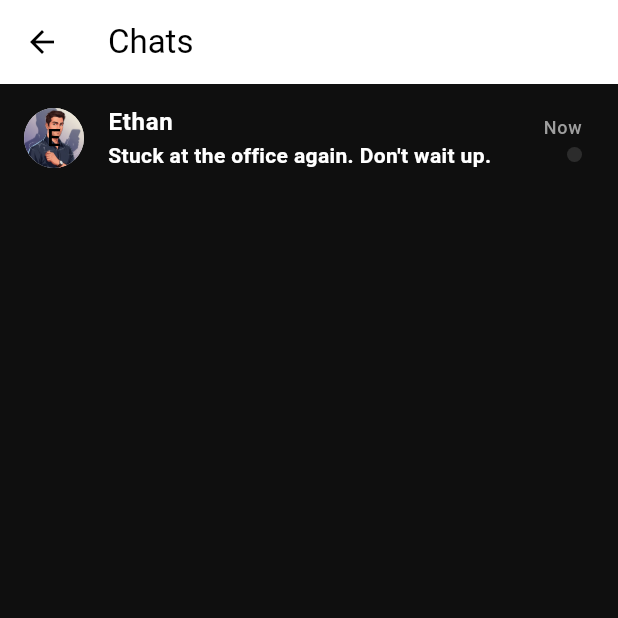
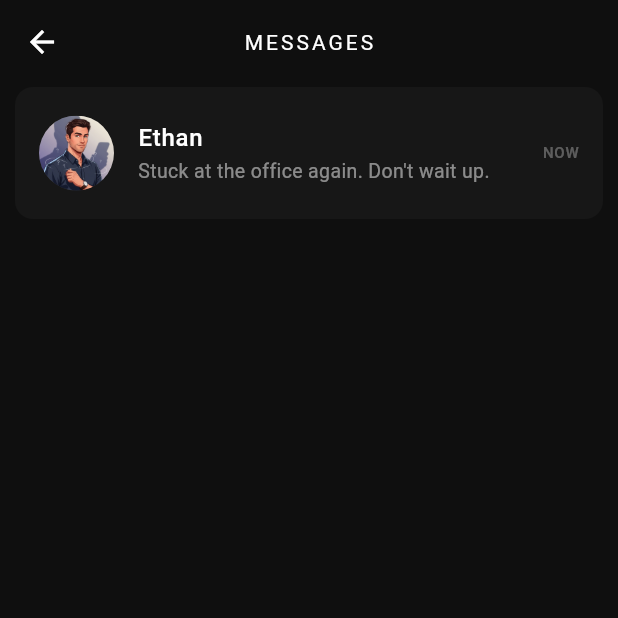
Before and after one commit to kirasimon565/Between_fracturedpromises, a Flutter app: the MessengerListScreen screen opened by its route, on a phone screen of 412 x 824 dp, the top half of it. Run offline on Flutter 3.47's test engine with Material 3 defaults, Android fonts, the phone set to English and light mode, and no system bars; our stand-ins replace cloud_firestore, firebase_auth, firebase_core, flutter_animate, get, google_fonts and 1 more; accounts and stored records are empty; network calls fail; statements that could not run were skipped.

Commit message:
Update messenger_list_screen.dart

```diff
--- a/lib/screens/messenger/messenger_list_screen.dart
+++ b/lib/screens/messenger/messenger_list_screen.dart
@@ -1,7 +1,6 @@
 import 'package:flutter/material.dart';
 import 'package:get/get.dart';
 import '../../app/constants.dart';
-import '../../models/message.dart';
 import '../../services/story_engine.dart';
 import '../../theme/colors.dart';
 
@@ -16,7 +15,6 @@ class _MessengerListScreenState extends State<MessengerListScreen> {
   @override
   void initState() {
     super.initState();
-    // In a real app, this might be called elsewhere or checked if already loaded
     if (_engine.currentEpisode.value == null) {
       _engine.loadEpisode('episode_1');
     }
@@ -25,74 +23,52 @@ class _MessengerListScreenState extends State<MessengerListScreen> {
   @override
   Widget build(BuildContext context) {
     return Scaffold(
+      backgroundColor: AppColors.messengerBackground,
       appBar: AppBar(
-        title: Text("Chats"),
-        backgroundColor: Colors.white,
-        foregroundColor: Colors.black,
+        title: const Text("MESSAGES", style: TextStyle(letterSpacing: 2, fontSize: 14)),
+        centerTitle: true,
+        backgroundColor: Colors.transparent,
         elevation: 0,
       ),
       body: Obx(() {
         if (_engine.currentEpisode.value == null) {
-          return Center(child: CircularProgressIndicator());
+          return const Center(child: CircularProgressIndicator(color: Colors.white24));
         }
 
-        final threads = _engine.activeThreads.where((t) {
-          // Filter out secret contacts (Daniel)
-          return t.id.toLowerCase() != 'daniel';
-        }).toList();
+        final threads = _engine.activeThreads.where((t) => t.id.toLowerCase() != 'daniel').toList();
 
-        return ListView.separated(
+        return ListView.builder(
           itemCount: threads.length,
-          separatorBuilder: (c, i) => Divider(height: 1),
           itemBuilder: (context, index) {
             final thread = threads[index];
             final lastMsg = thread.messages.last;
-            // Capitalize first letter
             final name = thread.id[0].toUpperCase() + thread.id.substring(1);
 
-            return _buildChatTile(
-              name,
-              lastMsg.content,
-              "Now", // TODO: Real timestamp
-              true // TODO: Read status
+            return Padding(
+              padding: const EdgeInsets.symmetric(horizontal: 10, vertical: 2),
+              child: ListTile(
+                contentPadding: const EdgeInsets.symmetric(horizontal: 16, vertical: 8),
+                shape: RoundedRectangleBorder(borderRadius: BorderRadius.circular(12)),
+                tileColor: Colors.white.withOpacity(0.03),
+                leading: CircleAvatar(
+                  radius: 25,
+                  backgroundColor: Colors.white10,
+                  backgroundImage: AssetImage(AppConstants.getAvatarPath(name)),
+                ),
+                title: Text(name, style: const TextStyle(color: Colors.white, fontWeight: FontWeight.w500)),
+                subtitle: Text(
+                  lastMsg.content,
+                  maxLines: 1,
+                  overflow: TextOverflow.ellipsis,
+                  style: TextStyle(color: Colors.white.withOpacity(0.5), fontSize: 13),
+                ),
+                trailing: Text("NOW", style: TextStyle(color: Colors.white.withOpacity(0.3), fontSize: 10)),
+                onTap: () => Get.toNamed('/messenger/chat', arguments: name),
+              ),
             );
           },
         );
       }),
     );
   }
-
-  Widget _buildChatTile(String name, String lastMessage, String time, bool unread) {
-    return ListTile(
-      leading: CircleAvatar(
-        backgroundImage: AssetImage(AppConstants.getAvatarPath(name)),
-        backgroundColor: Colors.grey[300],
-        child: Text(name[0]),
-      ),
-      title: Text(name, style: TextStyle(fontWeight: FontWeight.bold)),
-      subtitle: Text(
-        lastMessage,
-        maxLines: 1,
-        overflow: TextOverflow.ellipsis,
-        style: TextStyle(fontWeight: unread ? FontWeight.bold : FontWeight.normal),
-      ),
-      trailing: Column(
-        mainAxisAlignment: MainAxisAlignment.center,
-        crossAxisAlignment: CrossAxisAlignment.end,
-        children: [
-          Text(time, style: TextStyle(fontSize: 12, color: Colors.grey)),
-          if (unread)
-            Container(
-              margin: EdgeInsets.only(top: 5),
-              width: 10,
-              height: 10,
-              decoration: BoxDecoration(color: AppColors.messengerPrimary, shape: BoxShape.circle),
-            )
-        ],
-      ),
-      onTap: () {
-        Get.toNamed('/messenger/chat', arguments: name);
-      },
-    );
-  }
 }
```
